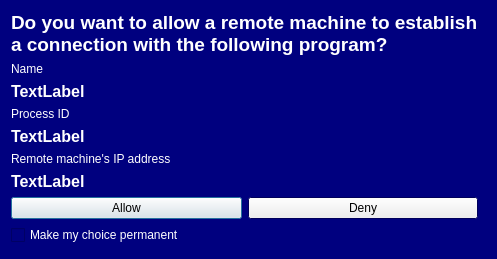
First picture: the form in lpfw-pygui/popup_in.ui, repository andreizilla/leopard-flower-firewall, before the edit.
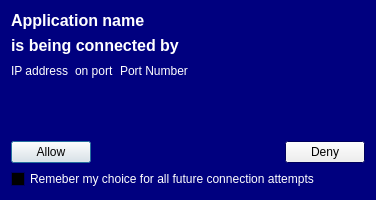
Second picture: the form after the edit. Icons and pictures are not drawn.

Commit message: show IP and port in pop-uo notifications

```diff
--- a/lpfw-pygui/popup_in.ui
+++ b/lpfw-pygui/popup_in.ui
@@ -6,8 +6,8 @@
    <rect>
     <x>0</x>
     <y>0</y>
-    <width>497</width>
-    <height>259</height>
+    <width>376</width>
+    <height>200</height>
    </rect>
   </property>
   <property name="palette">
@@ -78,164 +78,214 @@
    <string>Dialog</string>
   </property>
   <layout class="QFormLayout" name="formLayout">
-   <item row="0" column="0">
+   <item row="1" column="0">
+    <widget class="QCheckBox" name="checkBox">
+     <property name="palette">
+      <palette>
+       <active>
+        <colorrole role="WindowText">
+         <brush brushstyle="SolidPattern">
+          <color alpha="255">
+           <red>255</red>
+           <green>255</green>
+           <blue>255</blue>
+          </color>
+         </brush>
+        </colorrole>
+        <colorrole role="Light">
+         <brush brushstyle="SolidPattern">
+          <color alpha="255">
+           <red>0</red>
+           <green>0</green>
+           <blue>0</blue>
+          </color>
+         </brush>
+        </colorrole>
+        <colorrole role="Text">
+         <brush brushstyle="SolidPattern">
+          <color alpha="255">
+           <red>255</red>
+           <green>255</green>
+           <blue>255</blue>
+          </color>
+         </brush>
+        </colorrole>
+        <colorrole role="BrightText">
+         <brush brushstyle="SolidPattern">
+          <color alpha="255">
+           <red>255</red>
+           <green>255</green>
+           <blue>255</blue>
+          </color>
+         </brush>
+        </colorrole>
+        <colorrole role="Base">
+         <brush brushstyle="SolidPattern">
+          <color alpha="255">
+           <red>0</red>
+           <green>0</green>
+           <blue>0</blue>
+          </color>
+         </brush>
+        </colorrole>
+        <colorrole role="HighlightedText">
+         <brush brushstyle="SolidPattern">
+          <color alpha="255">
+           <red>255</red>
+           <green>255</green>
+           <blue>255</blue>
+          </color>
+         </brush>
+        </colorrole>
+        <colorrole role="ToolTipBase">
+         <brush brushstyle="SolidPattern">
+          <color alpha="255">
+           <red>0</red>
+           <green>0</green>
+           <blue>0</blue>
+          </color>
+         </brush>
+        </colorrole>
+       </active>
+       <inactive>
+        <colorrole role="WindowText">
+         <brush brushstyle="SolidPattern">
+          <color alpha="255">
+           <red>255</red>
+           <green>255</green>
+           <blue>255</blue>
+          </color>
+         </brush>
+        </colorrole>
+        <colorrole role="Light">
+         <brush brushstyle="SolidPattern">
+          <color alpha="255">
+           <red>0</red>
+           <green>0</green>
+           <blue>0</blue>
+          </color>
+         </brush>
+        </colorrole>
+        <colorrole role="Text">
+         <brush brushstyle="SolidPattern">
+          <color alpha="255">
+           <red>255</red>
+           <green>255</green>
+           <blue>255</blue>
+          </color>
+         </brush>
+        </colorrole>
+        <colorrole role="BrightText">
+         <brush brushstyle="SolidPattern">
+          <color alpha="255">
+           <red>255</red>
+           <green>255</green>
+           <blue>255</blue>
+          </color>
+         </brush>
+        </colorrole>
+        <colorrole role="Base">
+         <brush brushstyle="SolidPattern">
+          <color alpha="255">
+           <red>0</red>
+           <green>0</green>
+           <blue>0</blue>
+          </color>
+         </brush>
+        </colorrole>
+        <colorrole role="HighlightedText">
+         <brush brushstyle="SolidPattern">
+          <color alpha="255">
+           <red>255</red>
+           <green>255</green>
+           <blue>255</blue>
+          </color>
+         </brush>
+        </colorrole>
+        <colorrole role="ToolTipBase">
+         <brush brushstyle="SolidPattern">
+          <color alpha="255">
+           <red>0</red>
+           <green>0</green>
+           <blue>0</blue>
+          </color>
+         </brush>
+        </colorrole>
+       </inactive>
+       <disabled>
+        <colorrole role="WindowText">
+         <brush brushstyle="SolidPattern">
+          <color alpha="255">
+           <red>106</red>
+           <green>104</green>
+           <blue>100</blue>
+          </color>
+         </brush>
+        </colorrole>
+        <colorrole role="Light">
+         <brush brushstyle="SolidPattern">
+          <color alpha="255">
+           <red>0</red>
+           <green>0</green>
+           <blue>0</blue>
+          </color>
+         </brush>
+        </colorrole>
+        <colorrole role="Text">
+         <brush brushstyle="SolidPattern">
+          <color alpha="255">
+           <red>106</red>
+           <green>104</green>
+           <blue>100</blue>
+          </color>
+         </brush>
+        </colorrole>
+        <colorrole role="BrightText">
+         <brush brushstyle="SolidPattern">
+          <color alpha="255">
+           <red>255</red>
+           <green>255</green>
+           <blue>255</blue>
+          </color>
+         </brush>
+        </colorrole>
+        <colorrole role="Base">
+         <brush brushstyle="SolidPattern">
+          <color alpha="255">
+           <red>0</red>
+           <green>0</green>
+           <blue>127</blue>
+          </color>
+         </brush>
+        </colorrole>
+        <colorrole role="HighlightedText">
+         <brush brushstyle="SolidPattern">
+          <color alpha="255">
+           <red>255</red>
+           <green>255</green>
+           <blue>255</blue>
+          </color>
+         </brush>
+        </colorrole>
+        <colorrole role="ToolTipBase">
+         <brush brushstyle="SolidPattern">
+          <color alpha="255">
+           <red>0</red>
+           <green>0</green>
+           <blue>0</blue>
+          </color>
+         </brush>
+        </colorrole>
+       </disabled>
+      </palette>
+     </property>
+     <property name="text">
+      <string>Remeber my choice for all future connection attempts</string>
+     </property>
+    </widget>
+   </item>
+   <item row="0" column="0" colspan="2">
     <layout class="QVBoxLayout" name="verticalLayout">
-     <item>
-      <widget class="QLabel" name="label">
-       <property name="palette">
-        <palette>
-         <active>
-          <colorrole role="WindowText">
-           <brush brushstyle="SolidPattern">
-            <color alpha="255">
-             <red>255</red>
-             <green>255</green>
-             <blue>255</blue>
-            </color>
-           </brush>
-          </colorrole>
-          <colorrole role="Base">
-           <brush brushstyle="SolidPattern">
-            <color alpha="255">
-             <red>0</red>
-             <green>0</green>
-             <blue>127</blue>
-            </color>
-           </brush>
-          </colorrole>
-          <colorrole role="Window">
-           <brush brushstyle="SolidPattern">
-            <color alpha="255">
-             <red>170</red>
-             <green>170</green>
-             <blue>255</blue>
-            </color>
-           </brush>
-          </colorrole>
-         </active>
-         <inactive>
-          <colorrole role="WindowText">
-           <brush brushstyle="SolidPattern">
-            <color alpha="255">
-             <red>255</red>
-             <green>255</green>
-             <blue>255</blue>
-            </color>
-           </brush>
-          </colorrole>
-          <colorrole role="Base">
-           <brush brushstyle="SolidPattern">
-            <color alpha="255">
-             <red>0</red>
-             <green>0</green>
-             <blue>127</blue>
-            </color>
-           </brush>
-          </colorrole>
-          <colorrole role="Window">
-           <brush brushstyle="SolidPattern">
-            <color alpha="255">
-             <red>170</red>
-             <green>170</green>
-             <blue>255</blue>
-            </color>
-           </brush>
-          </colorrole>
-         </inactive>
-         <disabled>
-          <colorrole role="WindowText">
-           <brush brushstyle="SolidPattern">
-            <color alpha="255">
-             <red>106</red>
-             <green>104</green>
-             <blue>100</blue>
-            </color>
-           </brush>
-          </colorrole>
-          <colorrole role="Base">
-           <brush brushstyle="SolidPattern">
-            <color alpha="255">
-             <red>170</red>
-             <green>170</green>
-             <blue>255</blue>
-            </color>
-           </brush>
-          </colorrole>
-          <colorrole role="Window">
-           <brush brushstyle="SolidPattern">
-            <color alpha="255">
-             <red>170</red>
-             <green>170</green>
-             <blue>255</blue>
-            </color>
-           </brush>
-          </colorrole>
-         </disabled>
-        </palette>
-       </property>
-       <property name="font">
-        <font>
-         <family>Ubuntu</family>
-         <pointsize>14</pointsize>
-         <weight>75</weight>
-         <bold>true</bold>
-        </font>
-       </property>
-       <property name="text">
-        <string>Do you want to allow a remote machine to establish a connection with the following program?</string>
-       </property>
-       <property name="textFormat">
-        <enum>Qt::PlainText</enum>
-       </property>
-       <property name="wordWrap">
-        <bool>true</bool>
-       </property>
-      </widget>
-     </item>
-     <item>
-      <widget class="QLabel" name="label_3">
-       <property name="palette">
-        <palette>
-         <active>
-          <colorrole role="WindowText">
-           <brush brushstyle="SolidPattern">
-            <color alpha="255">
-             <red>255</red>
-             <green>255</green>
-             <blue>255</blue>
-            </color>
-           </brush>
-          </colorrole>
-         </active>
-         <inactive>
-          <colorrole role="WindowText">
-           <brush brushstyle="SolidPattern">
-            <color alpha="255">
-             <red>255</red>
-             <green>255</green>
-             <blue>255</blue>
-            </color>
-           </brush>
-          </colorrole>
-         </inactive>
-         <disabled>
-          <colorrole role="WindowText">
-           <brush brushstyle="SolidPattern">
-            <color alpha="255">
-             <red>106</red>
-             <green>104</green>
-             <blue>100</blue>
-            </color>
-           </brush>
-          </colorrole>
-         </disabled>
-        </palette>
-       </property>
-       <property name="text">
-        <string>Name</string>
-       </property>
-      </widget>
-     </item>
      <item>
       <widget class="QLabel" name="label_name">
        <property name="palette">
@@ -283,52 +333,11 @@
         </font>
        </property>
        <property name="text">
-        <string>TextLabel</string>
+        <string>Application name</string>
        </property>
-      </widget>
-     </item>
-     <item>
-      <widget class="QLabel" name="label_5">
-       <property name="palette">
-        <palette>
-         <active>
-          <colorrole role="WindowText">
-           <brush brushstyle="SolidPattern">
-            <color alpha="255">
-             <red>255</red>
-             <green>255</green>
-             <blue>255</blue>
-            </color>
-           </brush>
-          </colorrole>
-         </active>
-         <inactive>
-          <colorrole role="WindowText">
-           <brush brushstyle="SolidPattern">
-            <color alpha="255">
-             <red>255</red>
-             <green>255</green>
-             <blue>255</blue>
-            </color>
-           </brush>
-          </colorrole>
-         </inactive>
-         <disabled>
-          <colorrole role="WindowText">
-           <brush brushstyle="SolidPattern">
-            <color alpha="255">
-             <red>106</red>
-             <green>104</green>
-             <blue>100</blue>
-            </color>
-           </brush>
-          </colorrole>
-         </disabled>
-        </palette>
+       <property name="wordWrap">
+        <bool>true</bool>
        </property>
-       <property name="text">
-        <string>Process ID</string>
-       </property>
       </widget>
      </item>
      <item>
@@ -378,54 +387,12 @@
         </font>
        </property>
        <property name="text">
-        <string>TextLabel</string>
+        <string>is being connected by</string>
        </property>
       </widget>
      </item>
      <item>
-      <widget class="QLabel" name="label_2">
-       <property name="palette">
-        <palette>
-         <active>
-          <colorrole role="WindowText">
-           <brush brushstyle="SolidPattern">
-            <color alpha="255">
-             <red>255</red>
-             <green>255</green>
-             <blue>255</blue>
-            </color>
-           </brush>
-          </colorrole>
-         </active>
-         <inactive>
-          <colorrole role="WindowText">
-           <brush brushstyle="SolidPattern">
-            <color alpha="255">
-             <red>255</red>
-             <green>255</green>
-             <blue>255</blue>
-            </color>
-           </brush>
-          </colorrole>
-         </inactive>
-         <disabled>
-          <colorrole role="WindowText">
-           <brush brushstyle="SolidPattern">
-            <color alpha="255">
-             <red>106</red>
-             <green>104</green>
-             <blue>100</blue>
-            </color>
-           </brush>
-          </colorrole>
-         </disabled>
-        </palette>
-       </property>
-       <property name="text">
-        <string>Remote machine's IP address</string>
-       </property>
-      </widget>
-     </item>
+      <layout class="QHBoxLayout" name="horizontalLayout_2">
      <item>
       <widget class="QLabel" name="label_ip">
        <property name="palette">
@@ -440,6 +407,15 @@
             </color>
            </brush>
           </colorrole>
+            <colorrole role="Text">
+             <brush brushstyle="SolidPattern">
+              <color alpha="255">
+               <red>255</red>
+               <green>255</green>
+               <blue>255</blue>
+              </color>
+             </brush>
+            </colorrole>
          </active>
          <inactive>
           <colorrole role="WindowText">
@@ -451,6 +427,15 @@
             </color>
            </brush>
           </colorrole>
+            <colorrole role="Text">
+             <brush brushstyle="SolidPattern">
+              <color alpha="255">
+               <red>255</red>
+               <green>255</green>
+               <blue>255</blue>
+              </color>
+             </brush>
+            </colorrole>
          </inactive>
          <disabled>
           <colorrole role="WindowText">
@@ -462,20 +447,141 @@
             </color>
            </brush>
           </colorrole>
+            <colorrole role="Text">
+             <brush brushstyle="SolidPattern">
+              <color alpha="255">
+               <red>106</red>
+               <green>104</green>
+               <blue>100</blue>
+              </color>
+             </brush>
+            </colorrole>
          </disabled>
         </palette>
        </property>
-       <property name="font">
-        <font>
-         <pointsize>12</pointsize>
-         <weight>75</weight>
-         <bold>true</bold>
-        </font>
-       </property>
+         <property name="text">
+          <string>IP address</string>
+         </property>
+         <property name="textFormat">
+          <enum>Qt::PlainText</enum>
+         </property>
+        </widget>
+       </item>
+       <item>
+        <widget class="QLabel" name="label_text2">
+         <property name="palette">
+          <palette>
+           <active>
+            <colorrole role="WindowText">
+             <brush brushstyle="SolidPattern">
+              <color alpha="255">
+               <red>255</red>
+               <green>255</green>
+               <blue>255</blue>
+              </color>
+             </brush>
+            </colorrole>
+           </active>
+           <inactive>
+            <colorrole role="WindowText">
+             <brush brushstyle="SolidPattern">
+              <color alpha="255">
+               <red>255</red>
+               <green>255</green>
+               <blue>255</blue>
+              </color>
+             </brush>
+            </colorrole>
+           </inactive>
+           <disabled>
+            <colorrole role="WindowText">
+             <brush brushstyle="SolidPattern">
+              <color alpha="255">
+               <red>106</red>
+               <green>104</green>
+               <blue>100</blue>
+              </color>
+             </brush>
+            </colorrole>
+           </disabled>
+          </palette>
+         </property>
        <property name="text">
-        <string>TextLabel</string>
-       </property>
-      </widget>
+          <string>on port</string>
+         </property>
+        </widget>
+       </item>
+       <item>
+        <widget class="QLabel" name="label_port">
+         <property name="palette">
+          <palette>
+           <active>
+            <colorrole role="WindowText">
+             <brush brushstyle="SolidPattern">
+              <color alpha="255">
+               <red>255</red>
+               <green>255</green>
+               <blue>255</blue>
+              </color>
+             </brush>
+            </colorrole>
+           </active>
+           <inactive>
+            <colorrole role="WindowText">
+             <brush brushstyle="SolidPattern">
+              <color alpha="255">
+               <red>255</red>
+               <green>255</green>
+               <blue>255</blue>
+              </color>
+             </brush>
+            </colorrole>
+           </inactive>
+           <disabled>
+            <colorrole role="WindowText">
+             <brush brushstyle="SolidPattern">
+              <color alpha="255">
+               <red>106</red>
+               <green>104</green>
+               <blue>100</blue>
+              </color>
+             </brush>
+            </colorrole>
+           </disabled>
+          </palette>
+         </property>
+         <property name="text">
+          <string>Port Number</string>
+         </property>
+        </widget>
+       </item>
+       <item>
+        <spacer name="horizontalSpacer">
+         <property name="orientation">
+          <enum>Qt::Horizontal</enum>
+         </property>
+         <property name="sizeHint" stdset="0">
+          <size>
+           <width>40</width>
+           <height>20</height>
+          </size>
+         </property>
+        </spacer>
+       </item>
+      </layout>
+     </item>
+     <item>
+      <spacer name="verticalSpacer">
+       <property name="orientation">
+        <enum>Qt::Vertical</enum>
+       </property>
+       <property name="sizeHint" stdset="0">
+        <size>
+         <width>20</width>
+         <height>40</height>
+        </size>
+       </property>
+      </spacer>
      </item>
      <item>
       <layout class="QHBoxLayout" name="horizontalLayout">
@@ -486,6 +592,19 @@
          </property>
         </widget>
        </item>
+       <item>
+        <spacer name="horizontalSpacer_2">
+         <property name="orientation">
+          <enum>Qt::Horizontal</enum>
+         </property>
+         <property name="sizeHint" stdset="0">
+          <size>
+           <width>40</width>
+           <height>20</height>
+          </size>
+         </property>
+        </spacer>
+       </item>
        <item>
         <widget class="QPushButton" name="pushButton_deny">
          <property name="text">
@@ -497,77 +616,6 @@
      </item>
     </layout>
    </item>
-   <item row="1" column="0">
-    <widget class="QCheckBox" name="checkBox">
-     <property name="palette">
-      <palette>
-       <active>
-        <colorrole role="WindowText">
-         <brush brushstyle="SolidPattern">
-          <color alpha="255">
-           <red>255</red>
-           <green>255</green>
-           <blue>255</blue>
-          </color>
-         </brush>
-        </colorrole>
-        <colorrole role="Text">
-         <brush brushstyle="SolidPattern">
-          <color alpha="255">
-           <red>255</red>
-           <green>255</green>
-           <blue>255</blue>
-          </color>
-         </brush>
-        </colorrole>
-       </active>
-       <inactive>
-        <colorrole role="WindowText">
-         <brush brushstyle="SolidPattern">
-          <color alpha="255">
-           <red>255</red>
-           <green>255</green>
-           <blue>255</blue>
-          </color>
-         </brush>
-        </colorrole>
-        <colorrole role="Text">
-         <brush brushstyle="SolidPattern">
-          <color alpha="255">
-           <red>255</red>
-           <green>255</green>
-           <blue>255</blue>
-          </color>
-         </brush>
-        </colorrole>
-       </inactive>
-       <disabled>
-        <colorrole role="WindowText">
-         <brush brushstyle="SolidPattern">
-          <color alpha="255">
-           <red>106</red>
-           <green>104</green>
-           <blue>100</blue>
-          </color>
-         </brush>
-        </colorrole>
-        <colorrole role="Text">
-         <brush brushstyle="SolidPattern">
-          <color alpha="255">
-           <red>106</red>
-           <green>104</green>
-           <blue>100</blue>
-          </color>
-         </brush>
-        </colorrole>
-       </disabled>
-      </palette>
-     </property>
-     <property name="text">
-      <string>Make my choice permanent</string>
-     </property>
-    </widget>
-   </item>
   </layout>
   <action name="actionOop">
    <property name="checkable">
```
Left out of the diff: 10 changed lines with no effect on the pictures. Lines whose indentation alone changed are shown as unchanged. The commit also changes 12 other files.
